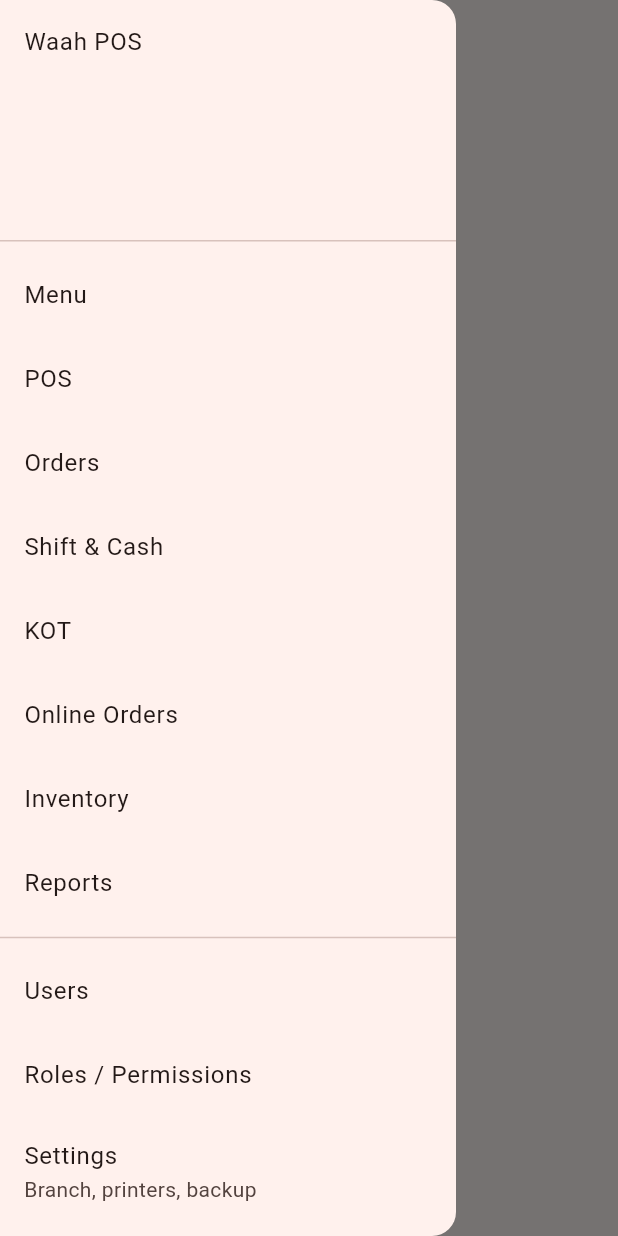
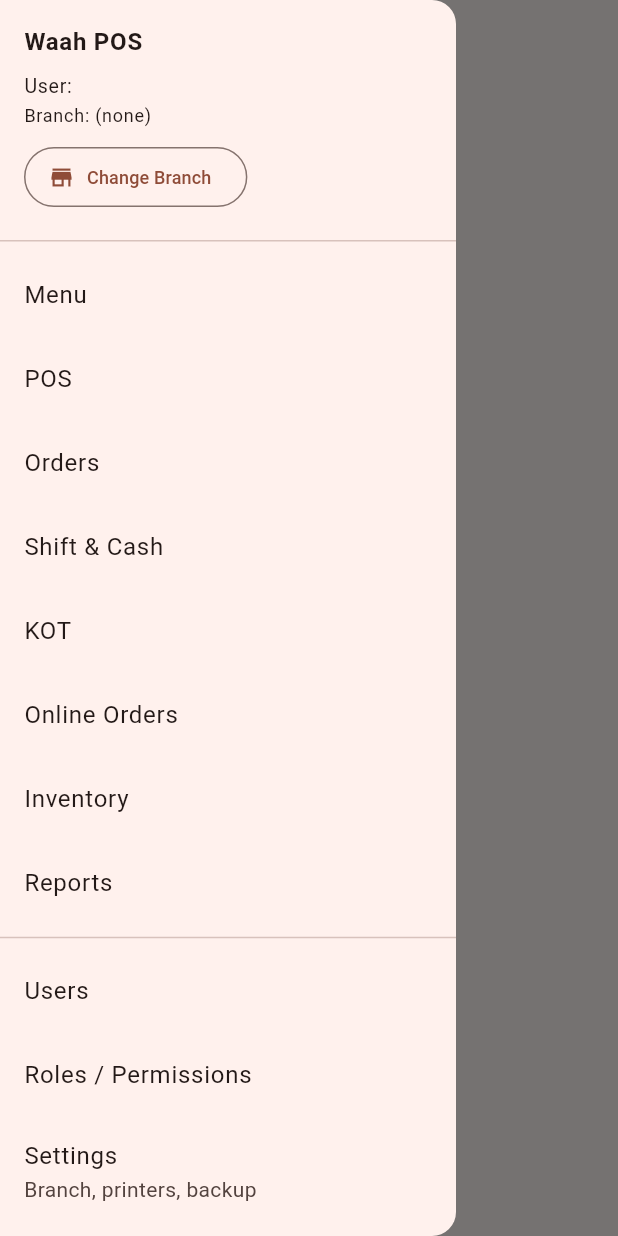
Before and after one commit to divyesh1099/waah_frontend, a Flutter app: the AppShell screen opened directly with empty values, with the side drawer open, on a phone screen of 412 x 824 dp. Run offline on Flutter 3.47's test engine with Material 3 defaults, Android fonts, the phone set to English and light mode, and no system bars; our stand-ins replace dio, flutter_riverpod, go_router, google_fonts, shared_preferences, sqflite_common_ffi; accounts and stored records are empty.

Commit message:
feat:add branch settings edit and shift test

```diff
--- a/lib/app/router.dart
+++ b/lib/app/router.dart
@@ -33,6 +33,7 @@
 import 'package:waah_frontend/features/settings/settings_page.dart';
 import 'package:waah_frontend/features/settings/branch_settings_page.dart';
 import 'package:waah_frontend/features/settings/printer_settings_page.dart';
+import 'package:waah_frontend/features/settings/branch_select_page.dart';
 
 /// Small gate that redirects after the first frame based on auth state.
 class HomeGate extends ConsumerWidget {
@@ -41,10 +42,18 @@
   @override
   Widget build(BuildContext context, WidgetRef ref) {
     final authed = ref.watch(isAuthedProvider);
+    final hasBranch =
+        ref.watch(activeBranchIdProvider).trim().isNotEmpty;
 
     WidgetsBinding.instance.addPostFrameCallback((_) {
       if (!context.mounted) return;
-      context.go(authed ? '/menu' : '/login');
+      if (!authed) {
+        context.go('/login');
+      } else if (!hasBranch) {
+        context.go('/branch/select');
+      } else {
+        context.go('/menu');
+      }
     });
 
     return const Scaffold(body: SizedBox.shrink());
@@ -178,6 +187,10 @@
             name: 'orders',
             builder: (c, s) => const OrdersPage(),
           ),
+          GoRoute(
+            path: '/branch/select',
+            builder: (c, s) => const BranchSelectPage(),
+          ),
         ],
       ),
     ],
@@ -186,15 +199,34 @@
     redirect: (context, state) {
       final authed = ref.read(isAuthedProvider);
       final path = state.uri.path;
+      final branchIdNow =
+      ref.read(activeBranchIdProvider).trim();
+      final hasBranch = branchIdNow.isNotEmpty;
 
       final isPublic = path == '/login' ||
           path == '/onboarding' ||
           path == '/';
 
-      // not logged in -> must be on public route
-      if (!authed && !isPublic) return '/login';
+      // not logged in -> force /login (unless already public)
+      if (!authed && !isPublic) {
+        return '/login';
+      }
 
-      // logged in shouldn't go back to login/onboarding
+      // logged in but NO branch yet:
+      // only let them sit on /branch/select
+      if (authed && !hasBranch) {
+        if (path != '/branch/select') {
+          return '/branch/select';
+        }
+        return null;
+      }
+
+      // logged in AND branch chosen, but they're still on /branch/select
+      if (authed && hasBranch && path == '/branch/select') {
+        return '/menu';
+      }
+
+      // logged in shouldn't go to /login or /onboarding anymore
       if (authed && (path == '/login' || path == '/onboarding')) {
         return '/';
       }
--- a/lib/app/shell.dart
+++ b/lib/app/shell.dart
@@ -11,8 +11,9 @@
   @override
   Widget build(BuildContext context, WidgetRef ref) {
     final authed = ref.watch(isAuthedProvider);
+    final me = ref.watch(authControllerProvider).me;
+    final currentBranchId = ref.watch(activeBranchIdProvider);
 
-    // if token got nuked (401 -> logout), kick user to /login
     WidgetsBinding.instance.addPostFrameCallback((_) {
       if (!context.mounted) return;
       if (!authed) {
@@ -27,8 +28,37 @@
       drawer: Drawer(
         child: ListView(
           children: [
-            const DrawerHeader(
-              child: Text('Waah POS'),
+            DrawerHeader(
+              child: Column(
+                crossAxisAlignment: CrossAxisAlignment.start,
+                children: [
+                  const Text('Waah POS',
+                      style: TextStyle(
+                        fontWeight: FontWeight.w600,
+                        fontSize: 16,
+                      )),
+                  const SizedBox(height: 8),
+                  Text(
+                    'User: ${me?.name ?? ''}',
+                    style: const TextStyle(fontSize: 13),
+                  ),
+                  Text(
+                    'Branch: ${currentBranchId.isEmpty ? '(none)' : currentBranchId}',
+                    style: const TextStyle(fontSize: 12),
+                  ),
+                  const SizedBox(height: 8),
+                  OutlinedButton.icon(
+                    icon: const Icon(Icons.store),
+                    label: const Text(
+                      'Change Branch',
+                      style: TextStyle(fontSize: 12),
+                    ),
+                    onPressed: () {
+                      context.go('/branch/select');
+                    },
+                  ),
+                ],
+              ),
             ),
             ListTile(
               title: const Text('Menu'),
```
Also changed, not shown: lib/app/providers.dart (+12 -0 lines), lib/data/api_client.dart (+25 -0 lines), lib/features/auth/login_page.dart (+74 -17 lines), lib/features/settings/branch_select_page.dart (added, +306 -0 lines), lib/features/users/role_detail_page.dart (+5 -8 lines).
